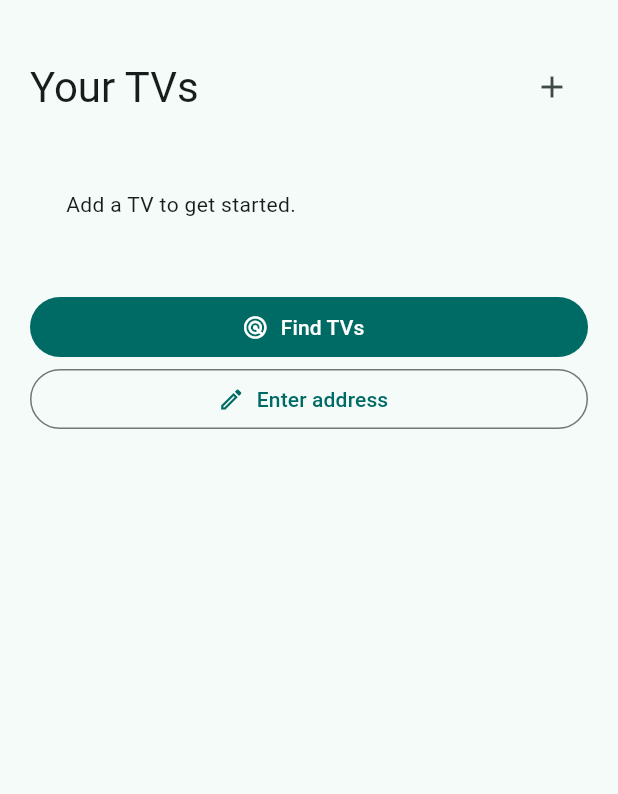
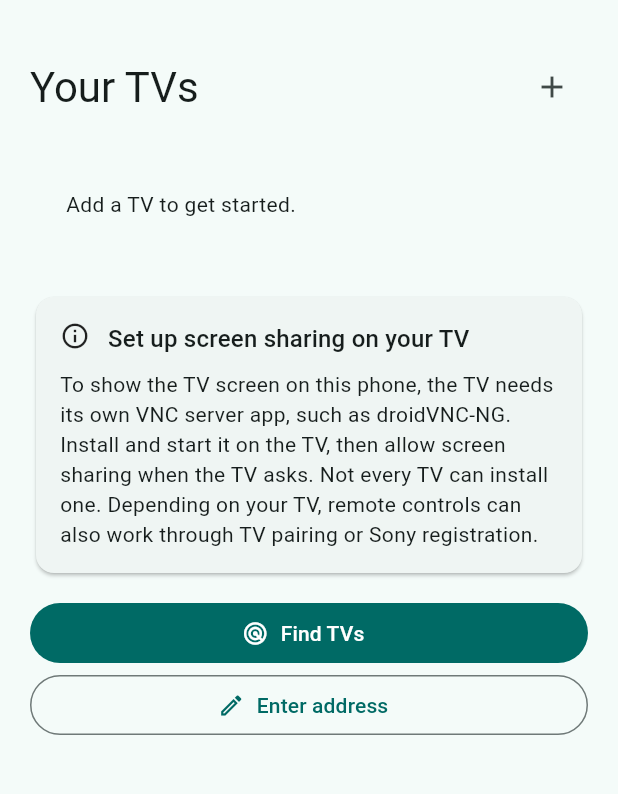
Before and after one commit to amersheeny/tvvnc, a Flutter app: the screen it shows after launch, on a phone screen of 412 x 824 dp, the part 63-857 px from its top. Run offline on Flutter 3.47's test engine with Material 3 defaults, Android fonts, the light colour scheme and no system bars; accounts and stored records are empty; statements that could not run were skipped.

Commit message:
Explain TV-side screen sharing and add an offline privacy policy

```diff
--- a/assets/copy/en.json
+++ b/assets/copy/en.json
@@ -5,6 +5,8 @@
   "discover": "Find TVs",
   "manual": "Enter address",
   "noDevices": "Add a TV to get started.",
+  "tvSetupTitle": "Set up screen sharing on your TV",
+  "tvSetupBody": "To show the TV screen on this phone, the TV needs its own VNC server app, such as droidVNC-NG. Install and start it on the TV, then allow screen sharing when the TV asks. Not every TV can install one. Depending on your TV, remote controls can also work through TV pairing or Sony registration.",
   "discoveryEmpty": "No TVs found. Check that your phone and TV are on the same network.",
   "name": "TV name",
   "address": "TV address",
@@ -27,6 +29,8 @@
   "inputs": "Inputs",
   "diagnostics": "Diagnostics",
   "settings": "Settings",
+  "privacy": "Privacy policy",
+  "privacyUnavailable": "The privacy policy couldn’t be shown. Go back and try again, or contact support@apptico.com.",
   "power": "Power",
   "powerOn": "Turn on",
   "powerOff": "Turn off",
--- a/lib/ui/console.dart
+++ b/lib/ui/console.dart
@@ -9,6 +9,7 @@ import 'catalog_pages.dart';
 import 'device_form.dart';
 import 'diagnostics_page.dart';
 import 'keyboard_page.dart';
+import 'privacy_page.dart';
 import 'remote_page.dart';
 import 'shortcuts_page.dart';
 import 'widgets.dart';
@@ -40,6 +41,10 @@ class _ConsoleState extends State<Console> with WidgetsBindingObserver {
   int seenMessage = 0;
   bool showingPair = false;
   BuildContext? pairingContext;
+  bool needsTv(String destination) =>
+      destination != 'devices' && destination != 'privacy';
+  String get currentPage =>
+      widget.model.selected != null || !needsTv(page) ? page : 'devices';
   @override
   void initState() {
     super.initState();
@@ -209,9 +214,8 @@ class _ConsoleState extends State<Console> with WidgetsBindingObserver {
   }
 
   Future<void> navigate(String next) async {
-    final current = widget.model.selected == null ? 'devices' : page;
-    if (next == current ||
-        (widget.model.selected == null && next != 'devices')) {
+    final current = currentPage;
+    if (next == current || (widget.model.selected == null && needsTv(next))) {
       return;
     }
     if (current == 'keyboard' && !await prepareKeyboardExit()) return;
@@ -263,7 +267,8 @@ class _ConsoleState extends State<Console> with WidgetsBindingObserver {
   @override
   Widget build(BuildContext context) {
     final m = widget.model;
-    final current = m.selected == null ? 'devices' : page;
+    final current = currentPage;
+    final tvPage = needsTv(current);
     final window = MediaQuery.sizeOf(context);
     final compactKeyboard =
         current == 'keyboard' &&
@@ -279,6 +284,7 @@ class _ConsoleState extends State<Console> with WidgetsBindingObserver {
       ('macros', Icons.playlist_play),
       ('diagnostics', Icons.monitor_heart_outlined),
       ('settings', Icons.settings_outlined),
+      ('privacy', Icons.privacy_tip_outlined),
     ];
     final body = switch (current) {
       'devices' => DevicesPage(model: m, onSelected: select),
@@ -294,6 +300,7 @@ class _ConsoleState extends State<Console> with WidgetsBindingObserver {
       'allButtons' => AllButtonsPage(m),
       'diagnostics' => DiagnosticsPage(m),
       'macros' => ShortcutsPage(m),
+      'privacy' => const PrivacyPage(),
       _ => SettingsPage(m, theme: widget.theme, onTheme: widget.onTheme),
     };
     return PopScope(
@@ -317,9 +324,25 @@ class _ConsoleState extends State<Console> with WidgetsBindingObserver {
                   icon: const Icon(Icons.arrow_back),
                   onPressed: closeKeyboard,
                 )
+              : current == 'privacy'
+              ? BackButton(
+                  onPressed: () {
+                    if (pageHistory.isNotEmpty) {
+                      pageHistory.last.remove();
+                    } else {
+                      navigate('devices');
+                    }
+                  },
+                )
               : null,
-          title: Text(current == 'devices' ? t('appTitle') : m.selected!.name),
-          actions: current == 'devices'
+          title: Text(
+            current == 'privacy'
+                ? t('privacy')
+                : current == 'devices'
+                ? t('appTitle')
+                : m.selected!.name,
+          ),
+          actions: !tvPage
               ? null
               : [
                   IconButton(
@@ -379,7 +402,7 @@ class _ConsoleState extends State<Console> with WidgetsBindingObserver {
           selectedIndex: entries.indexWhere((e) => e.$1 == current),
           onDestinationSelected: (index) {
             Navigator.pop(context);
-            if (entries[index].$1 == 'devices' || m.selected != null) {
+            if (!needsTv(entries[index].$1) || m.selected != null) {
               navigate(entries[index].$1);
             }
           },
@@ -401,9 +424,9 @@ class _ConsoleState extends State<Console> with WidgetsBindingObserver {
         body: SafeArea(
           child: Column(
             children: [
-              if (current != 'devices' && m.networkPermissionDenied)
+              if (tvPage && m.networkPermissionDenied)
                 NetworkPermissionPanel(m),
-              if (current != 'devices' && !compactKeyboard)
+              if (tvPage && !compactKeyboard)
                 Material(
                   color: Theme.of(context).colorScheme.surfaceContainer,
                   child: InkWell(
--- a/lib/ui/copy.dart
+++ b/lib/ui/copy.dart
@@ -13,6 +13,8 @@ abstract final class Copy {
     "discover": "Find TVs",
     "manual": "Enter address",
     "noDevices": "Add a TV to get started.",
+    "tvSetupTitle": "Set up screen sharing on your TV",
+    "tvSetupBody": "To show the TV screen on this phone, the TV needs its own VNC server app, such as droidVNC-NG. Install and start it on the TV, then allow screen sharing when the TV asks. Not every TV can install one. Depending on your TV, remote controls can also work through TV pairing or Sony registration.",
     "discoveryEmpty":
         "No TVs found. Check that your phone and TV are on the same network.",
     "name": "TV name",
@@ -36,6 +38,8 @@ abstract final class Copy {
     "inputs": "Inputs",
     "diagnostics": "Diagnostics",
     "settings": "Settings",
+    "privacy": "Privacy policy",
+    "privacyUnavailable": "The privacy policy couldn’t be shown. Go back and try again, or contact support@apptico.com.",
     "power": "Power",
     "powerOn": "Turn on",
     "powerOff": "Turn off",
--- a/lib/ui/device_form.dart
+++ b/lib/ui/device_form.dart
@@ -375,6 +375,36 @@ class _DevicesPageState extends State<DevicesPage> {
               ),
             ),
           const SizedBox(height: 24),
+          Card(
+            key: const ValueKey('tv-setup-note'),
+            child: Padding(
+              padding: const EdgeInsets.all(16),
+              child: Column(
+                crossAxisAlignment: CrossAxisAlignment.start,
+                children: [
+                  Row(
+                    crossAxisAlignment: CrossAxisAlignment.start,
+                    children: [
+                      const Icon(Icons.info_outline, size: 20),
+                      const SizedBox(width: 12),
+                      Expanded(
+                        child: Semantics(
+                          header: true,
+                          child: Text(
+                            t('tvSetupTitle'),
+                            style: Theme.of(context).textTheme.titleMedium,
+                          ),
+                        ),
+                      ),
+                    ],
+                  ),
+                  const SizedBox(height: 8),
+                  Text(t('tvSetupBody')),
+                ],
+              ),
+            ),
+          ),
+          const SizedBox(height: 12),
           FilledButton.icon(
             onPressed: searching ? null : discover,
             icon: const Icon(Icons.radar),
--- a/pubspec.yaml
+++ b/pubspec.yaml
@@ -18,3 +18,5 @@ dev_dependencies:
 
 flutter:
   uses-material-design: true
+  assets:
+    - assets/privacy-policy.json
```
Also changed, not shown: assets/privacy-policy.json (added, +50 -0 lines), lib/ui/privacy_page.dart (added, +84 -0 lines), 4 other files.
